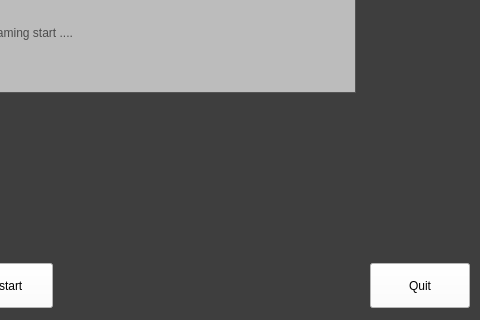
The window that highpassQ/stream_ui.ui (VedaHighPass/veda-qt-highpass-server) describes before a commit, drawn with Qt 5; both pictures show x 177 to 657 and y 267 to 587 of the 657 by 587 pixel window.
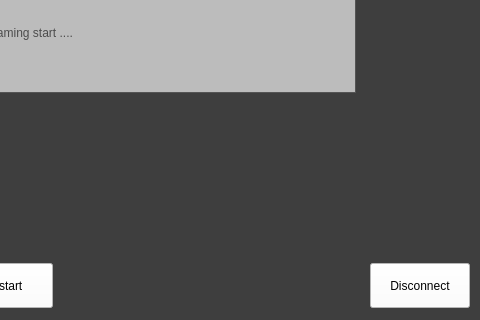
The same window after the commit. Icons and pictures are not drawn.

```diff
--- a/highpassQ/stream_ui.ui
+++ b/highpassQ/stream_ui.ui
@@ -272,7 +272,7 @@
 background-color: rgb(255, 255, 255);</string>
    </property>
    <property name="text">
-    <string>Quit</string>
+    <string>Disconnect</string>
    </property>
   </widget>
   <widget class="QPushButton" name="pauseBtn">
```
